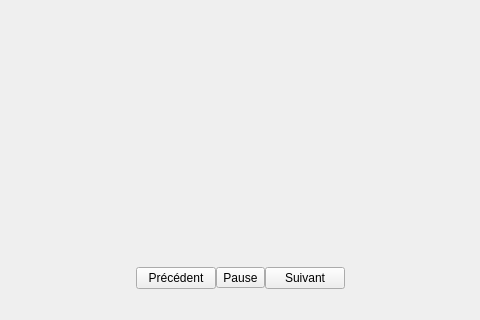
The window that v2_CLEMENCEAU_MASSON_VINET_TP4/code/lecteurvue.ui (jvlatrille/LecteurDiaporama) describes before a commit, drawn with Qt 5; both pictures show x 160 to 640 and y 280 to 600 of the 800 by 600 pixel window.
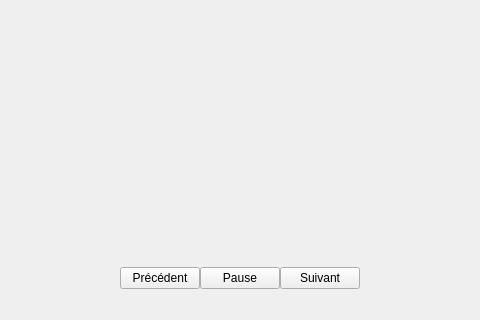
The same window after the commit.

Commit message: changement du bouton pause (QToolBouton -> QPushBouton) et documentation des boutons

Diff of the .ui file:
```diff
--- a/v2_CLEMENCEAU_MASSON_VINET_TP4/code/lecteurvue.ui
+++ b/v2_CLEMENCEAU_MASSON_VINET_TP4/code/lecteurvue.ui
@@ -82,7 +82,7 @@
          </widget>
         </item>
         <item>
-         <widget class="QToolButton" name="bPause">
+         <widget class="QPushButton" name="bPause">
           <property name="text">
            <string>Pause</string>
           </property>
```
The commit also changes 3 other files.
